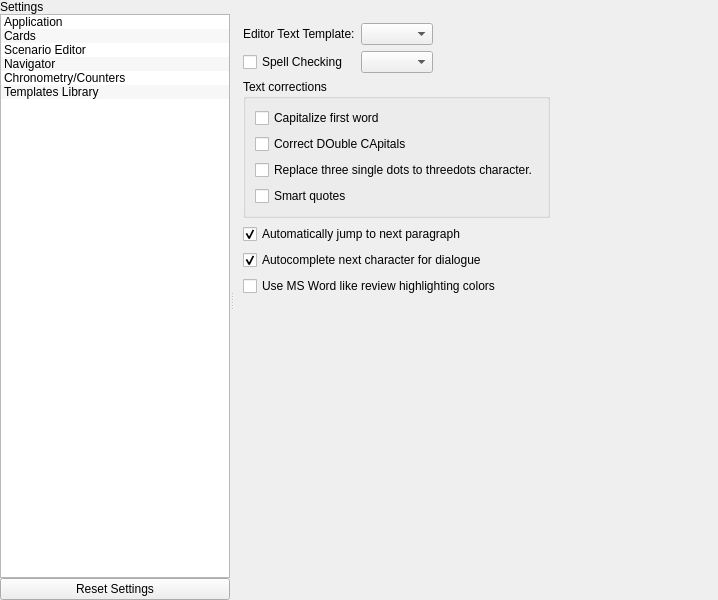
Before: the Qt Designer form src/bin/scenarist-desktop/UserInterfaceLayer/Settings/SettingsView.ui in dimkanovikov/KITScenarist, drawn with Qt 5.
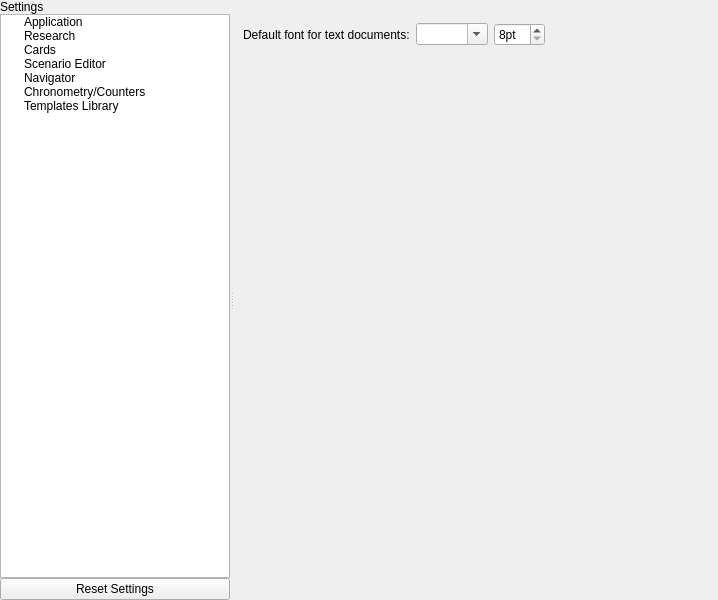
After: the same form once the commit is applied. Icons and pictures are not drawn. Custom widgets are drawn as their Qt base class.

Commit message: Prepare UI for research settings refs #457

The edit to the form file:
```diff
--- a/src/bin/scenarist-desktop/UserInterfaceLayer/Settings/SettingsView.ui
+++ b/src/bin/scenarist-desktop/UserInterfaceLayer/Settings/SettingsView.ui
@@ -50,7 +50,7 @@
         </widget>
        </item>
        <item>
-        <widget class="QListWidget" name="categories">
+        <widget class="QTreeWidget" name="categories">
          <property name="sizePolicy">
           <sizepolicy hsizetype="Preferred" vsizetype="Expanding">
            <horstretch>0</horstretch>
@@ -60,9 +60,6 @@
          <property name="editTriggers">
           <set>QAbstractItemView::NoEditTriggers</set>
          </property>
-         <property name="alternatingRowColors">
-          <bool>true</bool>
-         </property>
          <property name="selectionBehavior">
           <enum>QAbstractItemView::SelectRows</enum>
          </property>
@@ -72,6 +69,14 @@
            <height>36</height>
           </size>
          </property>
+         <attribute name="headerVisible">
+          <bool>false</bool>
+         </attribute>
+         <column>
+          <property name="text">
+           <string>1</string>
+          </property>
+         </column>
          <item>
           <property name="text">
            <string>Application</string>
@@ -81,6 +86,15 @@
             <normaloff>:/Graphics/Icons/settings_application.png</normaloff>:/Graphics/Icons/settings_application.png</iconset>
           </property>
          </item>
+         <item>
+          <property name="text">
+           <string>Research</string>
+          </property>
+          <property name="icon">
+           <iconset resource="../../../scenarist-core/Resources/Resources.qrc">
+            <normaloff>:/Graphics/Icons/research1.png</normaloff>:/Graphics/Icons/research1.png</iconset>
+          </property>
+         </item>
          <item>
           <property name="text">
            <string>Cards</string>
@@ -145,7 +159,7 @@
        <item>
         <widget class="QStackedWidget" name="categoriesWidgets">
          <property name="currentIndex">
-          <number>2</number>
+          <number>1</number>
          </property>
          <widget class="QWidget" name="applicationPage">
           <layout class="QGridLayout" name="applicationPageLayout">
@@ -488,6 +502,91 @@
            </item>
           </layout>
          </widget>
+         <widget class="QWidget" name="researchPage">
+          <layout class="QVBoxLayout" name="verticalLayout_7">
+           <property name="spacing">
+            <number>0</number>
+           </property>
+           <property name="leftMargin">
+            <number>0</number>
+           </property>
+           <property name="topMargin">
+            <number>0</number>
+           </property>
+           <property name="rightMargin">
+            <number>0</number>
+           </property>
+           <property name="bottomMargin">
+            <number>0</number>
+           </property>
+           <item>
+            <widget class="QLabel" name="topRightEmptyLabel_10">
+             <property name="text">
+              <string/>
+             </property>
+            </widget>
+           </item>
+           <item>
+            <widget class="QWidget" name="researchPageWidget" native="true">
+             <layout class="QGridLayout" name="gridLayout_20">
+              <item row="0" column="0">
+               <widget class="QLabel" name="label_21">
+                <property name="text">
+                 <string>Default font for text documents:</string>
+                </property>
+               </widget>
+              </item>
+              <item row="0" column="1">
+               <widget class="QComboBox" name="researchDefaultFont">
+                <property name="editable">
+                 <bool>true</bool>
+                </property>
+               </widget>
+              </item>
+              <item row="0" column="2">
+               <widget class="QSpinBox" name="researchDefaultFontSize">
+                <property name="suffix">
+                 <string>pt</string>
+                </property>
+                <property name="minimum">
+                 <number>8</number>
+                </property>
+                <property name="maximum">
+                 <number>36</number>
+                </property>
+               </widget>
+              </item>
+              <item row="0" column="3">
+               <spacer name="horizontalSpacer_17">
+                <property name="orientation">
+                 <enum>Qt::Horizontal</enum>
+                </property>
+                <property name="sizeHint" stdset="0">
+                 <size>
+                  <width>133</width>
+                  <height>20</height>
+                 </size>
+                </property>
+               </spacer>
+              </item>
+              <item row="1" column="0">
+               <spacer name="verticalSpacer_8">
+                <property name="orientation">
+                 <enum>Qt::Vertical</enum>
+                </property>
+                <property name="sizeHint" stdset="0">
+                 <size>
+                  <width>20</width>
+                  <height>58</height>
+                 </size>
+                </property>
+               </spacer>
+              </item>
+             </layout>
+            </widget>
+           </item>
+          </layout>
+         </widget>
          <widget class="QWidget" name="cardsPage">
           <layout class="QVBoxLayout" name="verticalLayout_6">
            <property name="spacing">
@@ -2563,16 +2662,16 @@
   </layout>
  </widget>
  <customwidgets>
-  <customwidget>
-   <class>ToolTipLabel</class>
-   <extends>QLabel</extends>
-   <header>3rd_party/Widgets/ToolTipLabel/ToolTipLabel.h</header>
-  </customwidget>
   <customwidget>
    <class>FlatButton</class>
    <extends>QToolButton</extends>
    <header location="global">3rd_party/Widgets/FlatButton/FlatButton.h</header>
   </customwidget>
+  <customwidget>
+   <class>ToolTipLabel</class>
+   <extends>QLabel</extends>
+   <header>3rd_party/Widgets/ToolTipLabel/ToolTipLabel.h</header>
+  </customwidget>
  </customwidgets>
  <tabstops>
   <tabstop>categories</tabstop>
```
Left out of the diff: 2 changed lines with no effect on the pictures. The commit also changes 1 other file.
